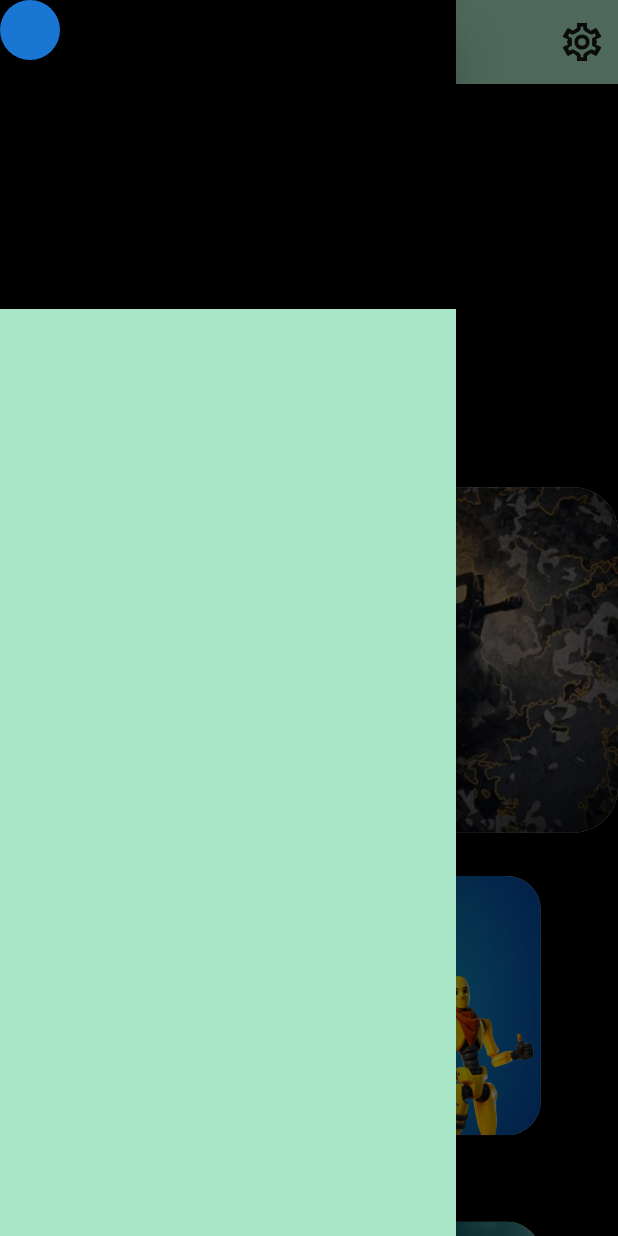
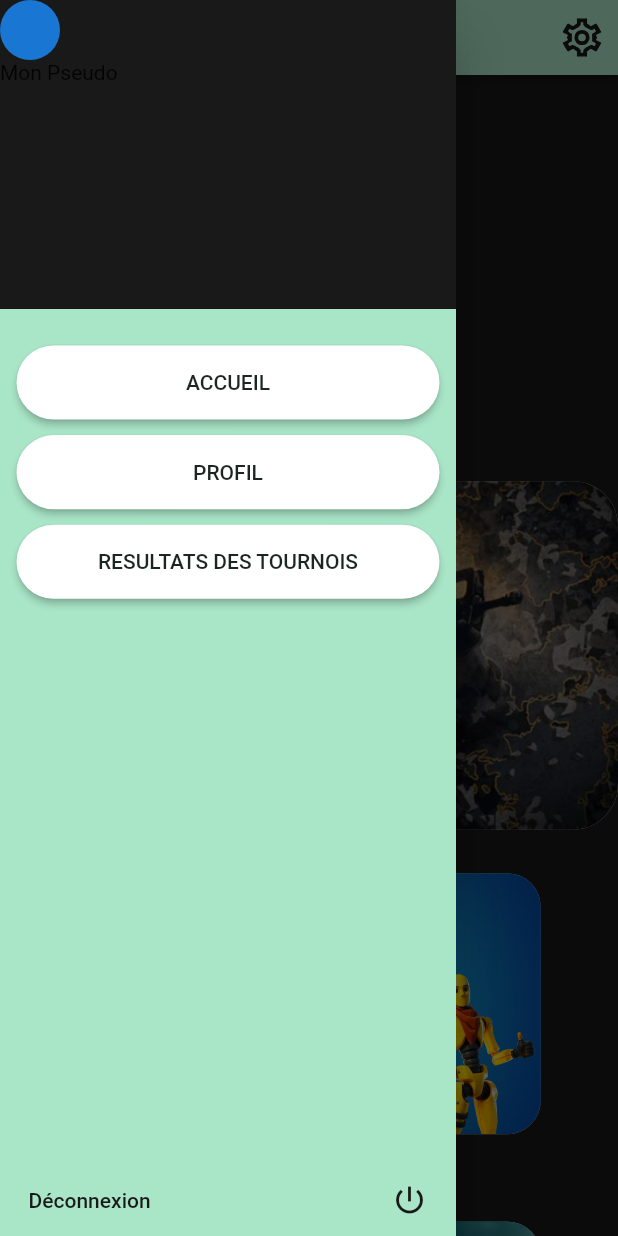
Before and after one commit to AlexandreMaillot/O-Spawn-Cup, a Flutter app: the screen it shows after launch, with the side drawer open, on a phone screen of 412 x 824 dp. Run offline on Flutter 3.47's test engine with Material 2 defaults, Android fonts, the phone set to English and light mode, and no system bars; our stand-ins replace cloud_firestore, firebase_auth, firebase_core, flutter_svg, google_sign_in; missing offline and left inert: flutter_facebook_auth; accounts and stored records are empty.

Commit message:
list cup

```diff
--- /dev/null
+++ b/lib/CustomsWidgets/custom_app_bar.dart
@@ -0,0 +1,53 @@
+import 'package:flutter/material.dart';
+import 'package:flutter_svg/svg.dart';
+
+class CustomAppBar extends StatelessWidget implements PreferredSizeWidget {
+  const CustomAppBar({
+    Key? key,
+  }) : super(key: key);
+
+  @override
+  Widget build(BuildContext context) {
+    Size screenSize = MediaQuery.of(context).size;
+    return AppBar(
+      automaticallyImplyLeading: false,
+      leading: Builder(
+        builder: (BuildContext context) {
+          return IconButton(
+            icon: SvgPicture.asset(
+              "assets/images/drawer.svg",
+              height: 30,
+              width: 37,
+            ),
+            onPressed: () => Scaffold.of(context).openDrawer(),
+            tooltip: MaterialLocalizations.of(context).openAppDrawerTooltip,
+          );
+        },
+      ),
+      actions: [
+        IconButton(
+          icon: SvgPicture.asset(
+            "assets/images/settingIcon.svg",
+            height: 38,
+            width: 38,
+          ),
+          onPressed: () {},
+        ),
+      ],
+      title: const Text(
+        "JEUX",
+        style: TextStyle(
+          color: Colors.black,
+          fontFamily: 'o_spawn_cup_font',
+          fontSize: 29,
+          fontWeight: FontWeight.normal,
+        ),
+      ),
+      centerTitle: true,
+    );
+  }
+
+  @override
+  // TODO: implement preferredSize
+  Size get preferredSize => const Size.fromHeight(50);
+}
--- /dev/null
+++ b/lib/CustomsWidgets/custom_button_theme.dart
@@ -0,0 +1,41 @@
+import 'package:flutter/material.dart';
+
+import '../constant.dart';
+
+class CustomButtonTheme extends StatelessWidget {
+  Color colorButton;
+  String text;
+  CustomButtonTheme({
+    Key? key,
+    required this.colorButton,
+    required this.screenSize,
+    required this.text,
+
+  }) : super(key: key);
+
+  final Size screenSize;
+
+  @override
+  Widget build(BuildContext context) {
+    return SizedBox(
+      width: screenSize.width * 0.87,
+      height: screenSize.height * 0.06,
+      child: ElevatedButton(
+        onPressed: () {},
+        style: ButtonStyle(
+          backgroundColor: MaterialStateProperty.all<Color>(colorButton),
+          shape: MaterialStateProperty.all<RoundedRectangleBorder>(
+              RoundedRectangleBorder(
+            borderRadius: BorderRadius.circular(31),
+          )),
+          // elevation: MaterialStateProperty.all<double>(
+          // ),
+        ),
+        child: Text(text,
+            style: const TextStyle(
+              color: Color(0xff1B2522),
+            )),
+      ),
+    );
+  }
+}
--- /dev/null
+++ b/lib/CustomsWidgets/custom_drawer.dart
@@ -0,0 +1,91 @@
+import 'package:flutter/material.dart';
+import 'package:o_spawn_cup/constant.dart';
+import 'package:o_spawn_cup/CustomsWidgets/custom_button_theme.dart';
+
+class CustomDrawer extends StatelessWidget {
+  const CustomDrawer({
+    Key? key,
+    required this.screenSize,
+  }) : super(key: key);
+
+  final Size screenSize;
+
+  @override
+  Widget build(BuildContext context) {
+    return Drawer(
+      child: Column(
+        children: [
+          Expanded(
+            flex: 1,
+            child: Container(
+              // padding: EdgeInsets.only(top: 70),
+              color: colorBackgroundTheme,
+              width: screenSize.width,
+              child: Column(
+                crossAxisAlignment: CrossAxisAlignment.start,
+                children: [
+                  CircleAvatar(),
+                  Text("Mon Pseudo"),
+                ],
+              ),
+            ),
+          ),
+          Expanded(
+            flex: 3,
+            child: Container(
+              padding: EdgeInsets.only(left: 11, right: 11, top: 14),
+              color: colorTheme,
+              child: Column(
+                mainAxisAlignment: MainAxisAlignment.spaceBetween,
+                children: [
+                  Container(
+                    height: screenSize.height * 0.23,
+                    child: Column(
+                      children: [
+                        CustomButtonTheme(
+                          screenSize: screenSize,
+                          colorButton: Colors.white,
+                          text: "ACCUEIL",
+                        ),
+                        CustomButtonTheme(
+                          screenSize: screenSize,
+                          colorButton: Colors.white,
+                          text: "PROFIL",
+                        ),
+                        CustomButtonTheme(
+                          screenSize: screenSize,
+                          colorButton: Colors.white,
+                          text: "RESULTATS DES TOURNOIS",
+                        ),
+                      ],
+                      mainAxisAlignment: MainAxisAlignment.spaceEvenly,
+                    ),
+                  ),
+                  Container(
+                    width: screenSize.width,
+                    child: TextButton(
+                      child: Row(
+
+                        mainAxisAlignment: MainAxisAlignment.spaceBetween,
+                        children: [
+                          Text(
+                            "Déconnexion",
+                            style: TextStyle(
+                              color: colorBackgroundTheme,
+                            ),
+                          ),
+                          Icon(Icons.power_settings_new,color: colorBackgroundTheme,),
+                        ],
+                      ),
+                      onPressed: () {},
+                    ),
+                  )
+                ],
+              ),
+            ),
+          )
+        ],
+      ),
+    );
+  }
+}
--- a/lib/constant.dart
+++ b/lib/constant.dart
@@ -4,7 +4,7 @@ import 'package:o_spawn_cup/model/card_game.dart';
 import 'package:o_spawn_cup/model/game_name.dart';
 
 Color colorTheme = const Color(0xffA9E5C7);
-Color colorBackgroundTheme = Colors.black;
+Color colorBackgroundTheme = Color(0xff191919);
 
 
 List<CardGame> listCardGame = [
--- a/lib/main.dart
+++ b/lib/main.dart
@@ -23,7 +23,7 @@ class MyApp extends StatelessWidget {
   @override
   Widget build(BuildContext context) {
     return MaterialApp(
-      title: 'Flutter Demo',
+      title: 'O-SPAWN-CUP',
       debugShowCheckedModeBanner: false,
       theme: ThemeData(
         appBarTheme: AppBarTheme(color: colorTheme),
--- /dev/null
+++ b/lib/model/make_it_responsive.dart
@@ -0,0 +1,20 @@
+import 'package:flutter/cupertino.dart';
+
+class MakeItResponsive {
+  double minPoint = 760;
+  double maxPoint = 1000;
+
+  ScreenSize getScreenSize(BuildContext context) {
+    final size = MediaQuery.of(context).size;
+    if (size.width > maxPoint) {
+      return ScreenSize.large;
+
+    } else if (size.width < minPoint) {
+      return ScreenSize.small;
+    } else {
+      return ScreenSize.medium;
+    }
+  }
+}
+
+enum ScreenSize { small, medium, large }
--- a/lib/view/home.dart
+++ b/lib/view/home.dart
@@ -1,9 +1,10 @@
 import 'dart:math';
 
 import 'package:flutter/material.dart';
-import 'package:flutter_svg/svg.dart';
+import 'package:o_spawn_cup/CustomsWidgets/custom_app_bar.dart';
 import 'package:o_spawn_cup/constant.dart';
-import 'package:flutter_staggered_animations/flutter_staggered_animations.dart';
+import 'package:o_spawn_cup/CustomsWidgets/custom_drawer.dart';
+import 'package:o_spawn_cup/view/list_cup.dart';
 
 class Home extends StatefulWidget {
   const Home({Key? key}) : super(key: key);
@@ -13,8 +14,9 @@ class Home extends StatefulWidget {
 }
 
 class _HomeState extends State<Home> {
-  PageController pageController = PageController(viewportFraction: 0.3);
-  var currentPageValue = 0.0;
+  PageController pageController =
+      PageController(viewportFraction: 0.3, initialPage: 1);
+  var currentPageValue = 1.0;
   int menuActive = 1;
   @override
   void initState() {
@@ -25,86 +27,23 @@ class _HomeState extends State<Home> {
       });
     });
   }
+
   @override
   Widget build(BuildContext context) {
-
     Size screenSize = MediaQuery.of(context).size;
-    return SafeArea(
-      child: Scaffold(
-
-        drawer: Drawer(
-          child: Column(
-            children: [
-              Expanded(
-                flex: 1,
-                child: Container(
-                  // padding: EdgeInsets.only(top: 70),
-                  color: colorBackgroundTheme,
-                  width: screenSize.width,
-                  child: Column(
-                    crossAxisAlignment: CrossAxisAlignment.start,
-                    children: [
-                      CircleAvatar(),
-                      Text("Mon Pseudo"),
-                    ],
-                  ),
-                ),
-              ),
-              Expanded(
-                flex: 3,
-                child: Container(
-                  color: colorTheme,
-                ),
-              )
-            ],
-          ),
-        ),
-        appBar: AppBar(
-          automaticallyImplyLeading: false,
-          leading: Builder(
-            builder: (BuildContext context) {
-              return IconButton(
-                icon: SvgPicture.asset("assets/images/drawer.svg",
-                  height: 30,
-                  width: 37,
-                ),
-
-                onPressed: () => Scaffold.of(context).openDrawer(),
-                tooltip: MaterialLocalizations.of(context).openAppDrawerTooltip,
-              );
-            },
-          ),
-          actions: [
-            IconButton(
-              icon: SvgPicture.asset("assets/images/settingIcon.svg",
-                height: 38,
-                width: 38,
-              ),
-
-              onPressed: () {
-
-              },
-            ),
-          ],
-          title: const Text(
-            "JEUX",
-            style: TextStyle(
-              color: Colors.black,
-              fontFamily: 'o_spawn_cup_font',
-              fontSize: 29,
-              fontWeight: FontWeight.normal,
-            ),
-          ),
-          centerTitle: true,
-        ),
+    return Scaffold(
+        drawer: CustomDrawer(screenSize: screenSize),
+        appBar: CustomAppBar(),
         body: Column(
           children: [
             // Container(
             //   child: simpleTextField(screenSize, "RECHERCHEZ"),
             // ),
-            CupList(screenSize: screenSize, pageController: pageController, currentPageValue: currentPageValue)
+            CupList(
+                screenSize: screenSize,
+                pageController: pageController,
+                currentPageValue: currentPageValue)
           ],
-        ),
         ),
       );
   }
@@ -131,7 +70,6 @@ class CupList extends StatelessWidget {
           height: screenSize.height,
           child: PageView.builder(
               scrollDirection: Axis.vertical,
-
               controller: pageController,
               itemCount: listCardGame.length,
               itemBuilder: (context, position) {
@@ -155,8 +93,7 @@ class CupList extends StatelessWidget {
         ),
       ),
       color: colorBackgroundTheme,
-    )
-    );
+    ));
   }
 }
 
@@ -172,7 +109,11 @@ class GameCard extends StatelessWidget {
       padding: const EdgeInsets.only(top: 0),
       child: InkWell(
         onTap: () {
-
+          Navigator.push(context, MaterialPageRoute(
+            builder: (context) {
+              return ListCup(gameName: listCardGame[index].gameName);
+            },
+          ));
         },
         child: ClipRRect(
           borderRadius: BorderRadius.circular(30),
@@ -194,8 +135,6 @@ class GameCard extends StatelessWidget {
     );
   }
 }
-
-
 
 SizedBox simpleTextField(Size screenSize, String text) {
   return SizedBox(
--- /dev/null
+++ b/lib/view/list_cup.dart
@@ -0,0 +1,28 @@
+import 'package:flutter/material.dart';
+import 'package:o_spawn_cup/CustomsWidgets/custom_app_bar.dart';
+import 'package:o_spawn_cup/CustomsWidgets/custom_drawer.dart';
+import 'package:o_spawn_cup/model/game_name.dart';
+
+class ListCup extends StatefulWidget {
+  GameName gameName;
+
+  ListCup({Key? key,required this.gameName}) : super(key: key);
+
+  @override
+  _ListCupState createState() => _ListCupState();
+}
+
+class _ListCupState extends State<ListCup> {
+  @override
+  Widget build(BuildContext context) {
+    Size screenSize = MediaQuery.of(context).size;
+    return Scaffold(
+      drawer: CustomDrawer(screenSize: screenSize),
+      appBar: const CustomAppBar(),
+      body: Container(
+
+        child: Text(widget.gameName.toString()),
+      ),
+    );
+  }
+}
--- a/lib/view/login.dart
+++ b/lib/view/login.dart
@@ -1,6 +1,6 @@
 import 'package:flutter/material.dart';
-
-import '../constant.dart';
+import 'package:o_spawn_cup/constant.dart';
+import 'package:o_spawn_cup/CustomsWidgets/custom_button_theme.dart';
 
 class Login extends StatefulWidget {
   Login({Key? key}) : super(key: key);
@@ -52,7 +52,7 @@ class _LoginState extends State<Login> {
                     top: screenSize.height * 0.037,
                     left: screenSize.width * 0.069,
                     right: screenSize.width * 0.069,
-                    bottom: screenSize.height*0.024),
+                    bottom: screenSize.height * 0.024),
                 child: Row(
                   children: const [
                     Expanded(
@@ -79,10 +79,12 @@ class _LoginState extends State<Login> {
                 ),
               ),
               Padding(
-                  padding: EdgeInsets.only(bottom: screenSize.height * 0.0064),
-                  child: buttonOtherConnexion(screenSize,"assets/images/google.png","CONNEXION AVEC GOOGLE"),
+                padding: EdgeInsets.only(bottom: screenSize.height * 0.0064),
+                child: buttonOtherConnexion(screenSize,
+                    "assets/images/google.png", "CONNEXION AVEC GOOGLE"),
               ),
-              buttonOtherConnexion(screenSize,"assets/images/facebook.png","CONNEXION AVEC FACEBOOK"),
+              buttonOtherConnexion(screenSize, "assets/images/facebook.png",
+                  "CONNEXION AVEC FACEBOOK"),
             ],
           ),
         ));
@@ -99,25 +101,7 @@ class ConnectionButton extends StatelessWidget {
 
   @override
   Widget build(BuildContext context) {
-    return SizedBox(
-      width: screenSize.width * 0.87,
-      height: screenSize.height * 0.06,
-      child: ElevatedButton(
-        onPressed: () {},
-        style: ButtonStyle(
-          backgroundColor:
-              MaterialStateProperty.all<Color>(colorTheme),
-          shape: MaterialStateProperty.all<RoundedRectangleBorder>(
-              RoundedRectangleBorder(
-            borderRadius: BorderRadius.circular(31),
-          )),
-        ),
-        child: const Text("CONNEXION",
-            style: TextStyle(
-              color: Color(0xff1B2522),
-            )),
-      ),
-    );
+    return CustomButtonTheme(screenSize: screenSize,colorButton: colorTheme,text: "CONNEXION",);
   }
 }
 
@@ -159,7 +143,7 @@ SizedBox simpleTextField(Size screenSize, String text) {
   );
 }
 
-SizedBox buttonOtherConnexion(Size screenSize,String imageName,String text){
+SizedBox buttonOtherConnexion(Size screenSize, String imageName, String text) {
   return SizedBox(
     width: screenSize.width * 0.87,
     height: screenSize.height * 0.06,
@@ -169,14 +153,15 @@ SizedBox buttonOtherConnexion(Size screenSize,String imageName,String text){
           backgroundColor: MaterialStateProperty.all<Color>(Colors.white),
           shape: MaterialStateProperty.all<RoundedRectangleBorder>(
               RoundedRectangleBorder(
-                borderRadius: BorderRadius.circular(31),
-              )),
+            borderRadius: BorderRadius.circular(31),
+          )),
         ),
         child: Row(
           children: [
             Padding(
-              padding: EdgeInsets.only(right: screenSize.width*0.02),
-              child: imageFromAsset(screenSize.width*0.05, screenSize.height*0.045, imageName),
+              padding: EdgeInsets.only(right: screenSize.width * 0.02),
+              child: imageFromAsset(screenSize.width * 0.05,
+                  screenSize.height * 0.045, imageName),
             ),
             Text(
               text,
@@ -188,7 +173,6 @@ SizedBox buttonOtherConnexion(Size screenSize,String imageName,String text){
               ),
             ),
           ],
-        )
-    ),
+        )),
   );
 }
```
Lines whose indentation alone changed are shown as unchanged.
